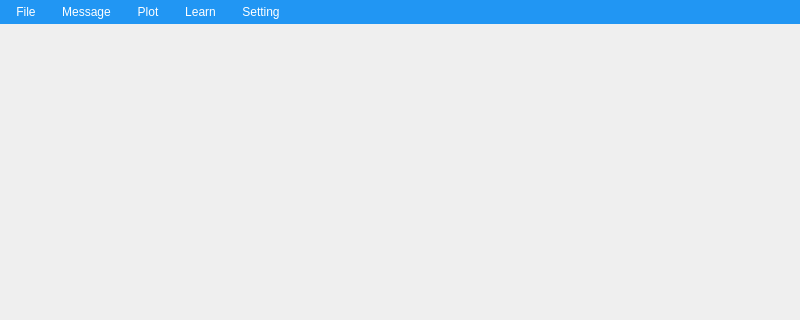
Old version of the form Menu.ui in the repository shaochang123/ui_pyside6; both pictures show x 0 to 800 and y 0 to 320 of the 800 by 600 pixel window.
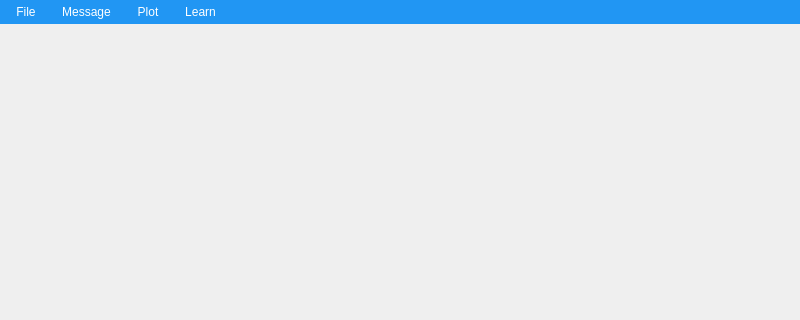
New version of the form.

What changed in the file:
```diff
--- a/Menu.ui
+++ b/Menu.ui
@@ -85,16 +85,10 @@
      <string>Learn</string>
     </property>
    </widget>
-   <widget class="QMenu" name="menuSetting">
-    <property name="title">
-     <string>Setting</string>
-    </property>
-   </widget>
    <addaction name="menuFile"/>
    <addaction name="menuMessage"/>
    <addaction name="menuPlot"/>
    <addaction name="menuLearn"/>
-   <addaction name="menuSetting"/>
   </widget>
  </widget>
  <resources/>
```
